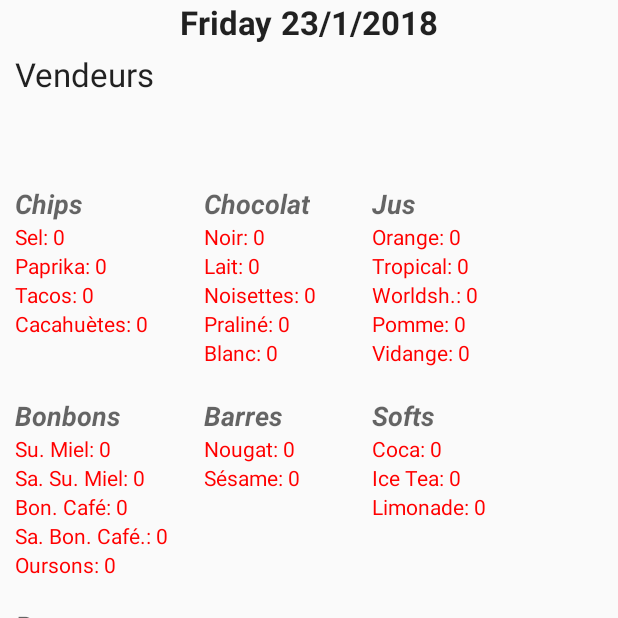
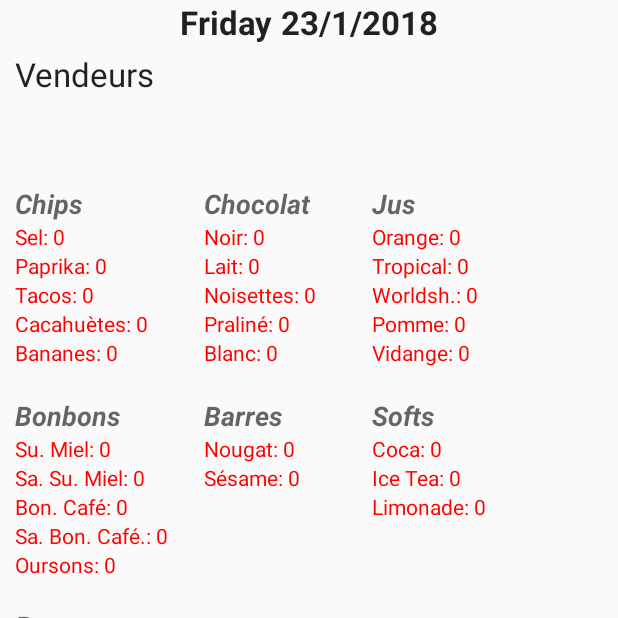
Before and after one commit to argallez/Oxfamv2, an Android app: the FinalAddition screen opened directly, with no data from a screen before it, on a phone screen of 412 x 824 dp, the top half of it. Run offline under Robolectric (Android 15) with nearby library versions, the light colour scheme and no system bars.

Commit message:
Chips bananes ajoutees

```diff
--- a/app/src/main/java/com/example/nono/oxfamv2/Chips.java
+++ b/app/src/main/java/com/example/nono/oxfamv2/Chips.java
@@ -24,6 +24,7 @@ public class Chips extends MainActivity {
     private static Product_Stock paprika;
     private static Product_Stock tacos;
     private static Product_Stock cacahuetes;
+    private static Product_Stock bananes;
 
     @Override
     protected void onCreate(Bundle savedInstanceState) {
@@ -50,6 +51,8 @@ public class Chips extends MainActivity {
                     tacos = stockList.get(i);
                 if (stockList.get(i).getName().equals("Cacahuètes"))
                     cacahuetes = stockList.get(i);
+                if (stockList.get(i).getName().equals("Bananes"));
+                    bananes = stockList.get(i);
             }
         }
 
@@ -62,6 +65,7 @@ public class Chips extends MainActivity {
             stock(paprika, (TextView) findViewById(R.id.viewNbrePaprika), (TextView) findViewById(R.id.viewPaprikaPlus), (ImageView) findViewById(R.id.paprika_button));
             stock(tacos, (TextView) findViewById(R.id.viewNbreTacos), (TextView) findViewById(R.id.viewTacosPlus), (ImageView) findViewById(R.id.tacos_button));
             stock(cacahuetes, (TextView) findViewById(R.id.viewNbreCaca), (TextView) findViewById(R.id.viewCacaPlus), (ImageView) findViewById(R.id.caca_button));
+            stock(bananes, (TextView) findViewById(R.id.viewNbreBan),(TextView) findViewById(R.id.viewBanPlus),(ImageView) findViewById(R.id.ban_button));
 
             back.setOnClickListener(new View.OnClickListener() {
                 @Override
@@ -81,6 +85,7 @@ public class Chips extends MainActivity {
             achat(paprika, Chips_paprika, (TextView) findViewById(R.id.viewNbrePaprika), (TextView) findViewById(R.id.viewPaprikaPlus), (ImageView) findViewById(R.id.paprika_button));
             achat(tacos, Chips_tacos, (TextView) findViewById(R.id.viewNbreTacos), (TextView) findViewById(R.id.viewTacosPlus), (ImageView) findViewById(R.id.tacos_button));
             achat(cacahuetes, Chips_caca, (TextView) findViewById(R.id.viewNbreCaca), (TextView) findViewById(R.id.viewCacaPlus), (ImageView) findViewById(R.id.caca_button));
+            achat(bananes, Chips_banane, (TextView) findViewById(R.id.viewNbreBan),(TextView) findViewById(R.id.viewBanPlus),(ImageView) findViewById(R.id.ban_button));
 
         }
     }
--- a/app/src/main/java/com/example/nono/oxfamv2/FinalAddition.java
+++ b/app/src/main/java/com/example/nono/oxfamv2/FinalAddition.java
@@ -37,7 +37,6 @@ public class FinalAddition extends MainActivity {
             TextView viewVendeur3 = findViewById(R.id.viewVendeur3);
             TextView viewVendeur4 = findViewById(R.id.viewVendeur4);
 
-            System.out.println(vendeur1);
             viewVendeur1.setText(vendeur1);
             viewVendeur2.setText(vendeur2);
             viewVendeur3.setText(vendeur3);
@@ -50,6 +49,7 @@ public class FinalAddition extends MainActivity {
             affichageTotal(Chips_paprika, (TextView) findViewById(R.id.viewPaprikaFinal));
             affichageTotal(Chips_tacos, (TextView) findViewById(R.id.viewTacosFinal));
             affichageTotal(Chips_caca, (TextView) findViewById(R.id.viewCacaFinal));
+            affichageTotal(Chips_banane, (TextView) findViewById(R.id.viewBanFinal));
 
             //CHOCOLAT
             affichageTotal(Chocolat_lait, (TextView) findViewById(R.id.viewLaitFinal));
--- a/app/src/main/java/com/example/nono/oxfamv2/MainActivity.java
+++ b/app/src/main/java/com/example/nono/oxfamv2/MainActivity.java
@@ -42,13 +42,14 @@ public class MainActivity extends AppCompatActivity {
     public static String vendeur4;
 
     //DECLARATION DES PRODUITS
-/* Le prochain produit portera le nombre 25 dans le tableau des entiers*/
+/* Le prochain produit portera le nombre 26 dans le tableau des entiers*/
 
     //CHIPS
     Produits Chips_sel= new Produits("Sel","Chips", 1.2f, 0, 20);
     Produits Chips_paprika = new Produits("Paprika","Chips", 1.2f, 1, 20);
     Produits Chips_tacos = new Produits("Tacos","Chips", 1.2f, 2, 20);
     Produits Chips_caca = new Produits("Cacahuètes","Chips", 2.5f, 23, 20);
+    Produits Chips_banane = new Produits("Bananes","Chips",2f,25,20);
 
     //CHOCOLAT
     Produits Chocolat_lait = new Produits("Lait","Chocolat",0.9f,3, 20);
@@ -85,7 +86,8 @@ public class MainActivity extends AppCompatActivity {
 
     public Produits listeProduits[]={Chips_sel, Chips_paprika, Chips_tacos, Chocolat_lait,Chocolat_noir,Chocolat_nois,
             Chocolat_praline,Chocolat_blanc, Jus_orange,Jus_tropical, Jus_vidange, Jus_world, Bon_SuMiel, Bon_SaSuMiel, Bon_cafe,
-            Bon_SaCafe, Bon_ourson,Soft_cola,Soft_IceTea,Soft_limonade,Barre_nougat, Barre_sesame, Jus_pomme, Chips_caca, Promos_jusChoco};
+            Bon_SaCafe, Bon_ourson,Soft_cola,Soft_IceTea,Soft_limonade,Barre_nougat, Barre_sesame, Jus_pomme, Chips_caca, Promos_jusChoco
+    , Chips_banane};
 
     public Produits[] getListeProduits() {
         return listeProduits;
@@ -97,6 +99,7 @@ public class MainActivity extends AppCompatActivity {
     public static int nbreChipsPaprika;
     public static int nbreChipsTacos;
     public static int nbreChipsCaca;
+    public static int nbreChipsBan;
 
     //CHOCOLAT
     public static int nbreChocolatLait;
@@ -134,7 +137,7 @@ public class MainActivity extends AppCompatActivity {
     public static int tabQuant[]={nbreChipsSel,nbreChipsPaprika,nbreChipsTacos,nbreChocolatLait,nbreChocolatNoir,nbreChocolatNois,
             nbreChocolatPraline,nbreChocolatBlanc,nbreJusOrange,nbreJusTropical,nbreJusWorldSh,nbreJusVidange,nbreBonSuMiel,nbreBonSaSuMiel,
             nbreBonCafe,nbreBonSaCafe,nbreBonOurson, nbreSoftCola, nbreSoftIceTea,nbreSoftLimonade, nbreBarreNougat,nbreBarreSesame,nbreJusPomme,
-            nbreChipsCaca, nbrePromosJusChoco};
+            nbreChipsCaca, nbrePromosJusChoco, nbreChipsBan};
 
     //METHODES STOCK
 
--- a/app/src/main/res/layout/addition_layout2.xml
+++ b/app/src/main/res/layout/addition_layout2.xml
@@ -238,6 +238,15 @@
             android:layout_height="wrap_content"
             android:layout_column="2"
             android:layout_row="3"
+            android:text="Large Text"
+            android:textAppearance="?android:attr/textAppearanceSmall" />
+
+        <TextView
+            android:id="@+id/viewBanFinal"
+            android:layout_width="wrap_content"
+            android:layout_height="wrap_content"
+            android:layout_column="2"
+            android:layout_row="4"
             android:text="Large Text"
             android:textAppearance="?android:attr/textAppearanceSmall" />
     </GridLayout>
```
Also changed, not shown: app/src/main/res/layout/chips_layout.xml (+59 -0 lines).
